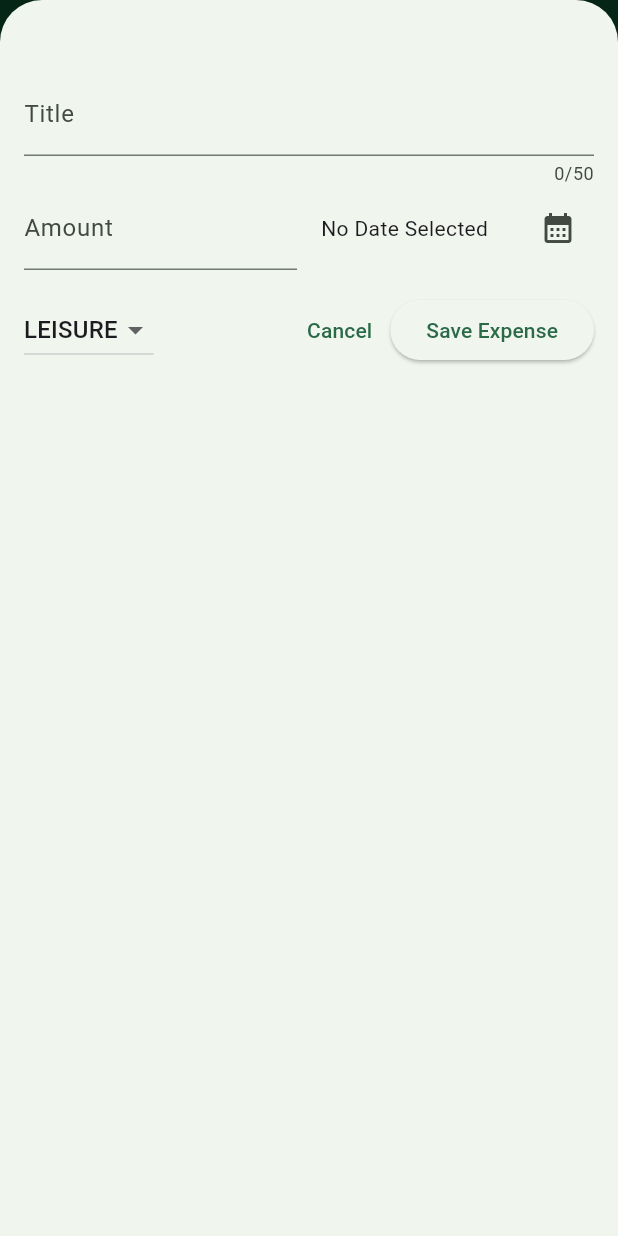
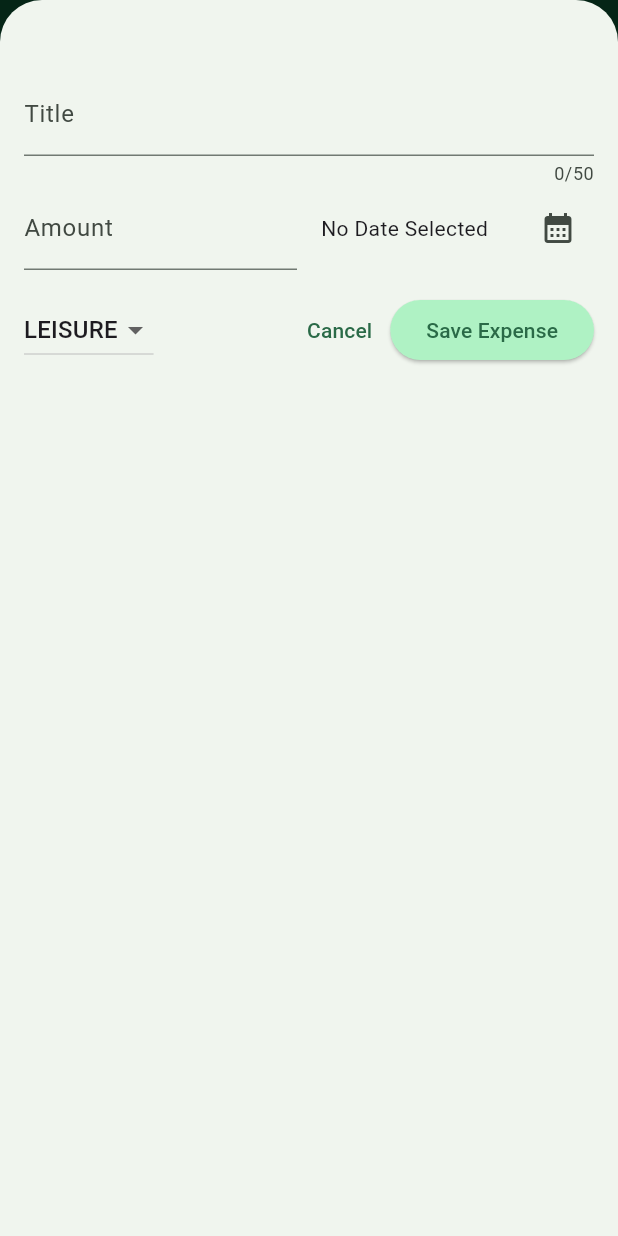
Before and after one commit to hazemkataie/expense_tracker_app_flutter, a Flutter app: the screen it shows after launch, after a tap on the "add" icon, on a phone screen of 412 x 824 dp. Run offline on Flutter 3.47's test engine with Material 3 defaults, Android fonts, the phone set to English and light mode, and no system bars.

Commit message:
Enhance theming and UI: implement dark theme support, improve expense item styling, and add dismissible functionality for expense removal

```diff
--- a/lib/main.dart
+++ b/lib/main.dart
@@ -5,16 +5,54 @@ var kColorScheme = ColorScheme.fromSeed(
   seedColor: Color.fromARGB(255, 0, 66, 37),
 );
 
+var kDarkColorScheme = ColorScheme.fromSeed(
+  seedColor: Color.fromARGB(255, 0, 66, 37),
+  // seedColor: const Color.fromARGB(255, 5, 99, 125),
+  brightness: Brightness.dark,
+);
+
 void main() {
   runApp(
     MaterialApp(
+      // add dark theme
+      darkTheme: ThemeData.dark().copyWith(
+        colorScheme: kDarkColorScheme,
+        cardTheme: const CardTheme().copyWith(
+          color: kDarkColorScheme.secondaryContainer,
+          margin: const EdgeInsets.symmetric(vertical: 8, horizontal: 16),
+        ),
+        elevatedButtonTheme: ElevatedButtonThemeData(
+          style: ElevatedButton.styleFrom(
+            backgroundColor: kDarkColorScheme.primaryContainer,
+            foregroundColor: kDarkColorScheme.onPrimaryContainer,
+          ),
+        ),
+      ),
       theme: ThemeData().copyWith(
         colorScheme: kColorScheme,
         appBarTheme: const AppBarTheme().copyWith(
           backgroundColor: kColorScheme.onPrimaryContainer,
           foregroundColor: kColorScheme.primaryContainer,
         ),
+        cardTheme: const CardTheme().copyWith(
+          color: kColorScheme.secondaryContainer,
+          margin: const EdgeInsets.symmetric(vertical: 8, horizontal: 16),
+        ),
+        elevatedButtonTheme: ElevatedButtonThemeData(
+          style: ElevatedButton.styleFrom(
+            backgroundColor: kColorScheme.primaryContainer,
+          ),
+        ),
+        textTheme: ThemeData().textTheme.copyWith(
+          titleLarge: TextStyle(
+            fontWeight: FontWeight.bold,
+            color: kColorScheme.onSecondaryContainer,
+            fontSize: 16,
+          ),
+        ),
       ),
+      themeMode: ThemeMode.system,
+      debugShowCheckedModeBanner: false,
       home: const Expenses(),
     ),
   );
--- a/lib/widgets/expenses.dart
+++ b/lib/widgets/expenses.dart
@@ -15,7 +15,7 @@ class Expenses extends StatefulWidget {
 class _ExpensesState extends State<Expenses> {
   final List<Expense> _registeredExpenses = [
     Expense(
-      title: 'flutter course',
+      title: 'Flutter Course',
       amount: 19.99,
       date: DateTime.now(),
       category: Category.work,
--- a/lib/widgets/expenses_list/expense_item.dart
+++ b/lib/widgets/expenses_list/expense_item.dart
@@ -12,9 +12,9 @@ class ExpenseItem extends StatelessWidget {
       child: Padding(
         padding: const EdgeInsets.symmetric(horizontal: 20, vertical: 16),
         child: Column(
+          crossAxisAlignment: CrossAxisAlignment.start,
           children: [
-            Text(expense.title),
-            const SizedBox(height: 4),
+            Text(expense.title, style: Theme.of(context).textTheme.titleLarge),
             const SizedBox(height: 4),
             Row(
               // mainAxisAlignment: MainAxisAlignment.spaceBetween,
--- a/lib/widgets/expenses_list/expenses_list.dart
+++ b/lib/widgets/expenses_list/expenses_list.dart
@@ -19,6 +19,12 @@ class ExpensesList extends StatelessWidget {
       itemBuilder:
           (ctx, index) => Dismissible(
             key: ValueKey(expenses[index]),
+            background: Container(
+              color: Theme.of(context).colorScheme.error,
+              margin: EdgeInsets.symmetric(
+                horizontal: Theme.of(context).cardTheme.margin!.horizontal,
+              ),
+            ),
             onDismissed: (direction) {
               onRemoveExpense(expenses[index]);
             },
```
